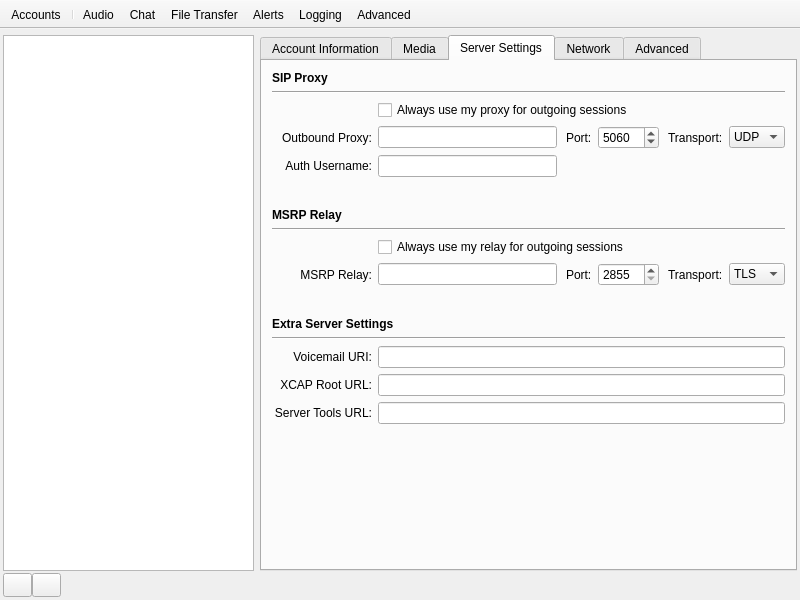
pol51/blink-qt, file resources/preferences.ui: the form before one commit.
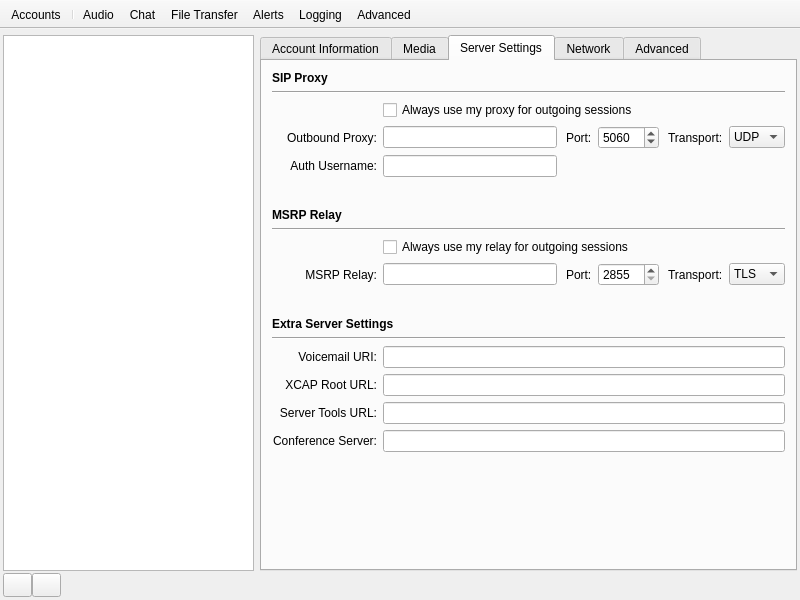
The form after the commit. The open tabs and pages were chosen to show the change. Icons and pictures are not drawn. Custom widgets are drawn as their Qt base class.

Commit message:
Added menu entry and dialog for joining a conference
Ignore-this: d1c51c62b80a24c9c25ed1b37120a2c2

darcs-hash:20110214125621-b22ec-ed2ed4b0f61a185cf189a44a0109d407d2ebb169

What changed in the file:
```diff
--- a/resources/preferences.ui
+++ b/resources/preferences.ui
@@ -546,7 +546,7 @@
              <widget class="QLabel" name="outbound_proxy_label">
               <property name="minimumSize">
                <size>
-                <width>100</width>
+                <width>105</width>
                 <height>0</height>
                </size>
               </property>
@@ -828,7 +828,7 @@
             <item row="15" column="1" colspan="5">
              <widget class="QLineEdit" name="server_tools_url_editor"/>
             </item>
-            <item row="16" column="0" colspan="6">
+            <item row="17" column="0" colspan="6">
              <spacer name="server_settings_spacer">
               <property name="orientation">
                <enum>Qt::Vertical</enum>
@@ -841,6 +841,19 @@
               </property>
              </spacer>
             </item>
+            <item row="16" column="0">
+             <widget class="QLabel" name="conference_server_label">
+              <property name="text">
+               <string>Conference Server:</string>
+              </property>
+              <property name="alignment">
+               <set>Qt::AlignRight|Qt::AlignTrailing|Qt::AlignVCenter</set>
+              </property>
+             </widget>
+            </item>
+            <item row="16" column="1" colspan="5">
+             <widget class="QLineEdit" name="conference_server_editor"/>
+            </item>
            </layout>
           </widget>
           <widget class="QWidget" name="network_tab">
@@ -2653,6 +2666,11 @@
   </action>
  </widget>
  <customwidgets>
+  <customwidget>
+   <class>LineEdit</class>
+   <extends>QLineEdit</extends>
+   <header>blink.widgets.lineedit</header>
+  </customwidget>
   <customwidget>
    <class>SIPPortEditor</class>
    <extends>QSpinBox</extends>
@@ -2663,11 +2681,6 @@
    <extends>QLineEdit</extends>
    <header>blink.widgets.lineedit</header>
   </customwidget>
-  <customwidget>
-   <class>LineEdit</class>
-   <extends>QLineEdit</extends>
-   <header>blink.widgets.lineedit</header>
-  </customwidget>
   <customwidget>
    <class>AccountListView</class>
    <extends>QListView</extends>
```
Left out of the diff: 4 changed lines with no effect on the pictures. The commit also changes 6 other files.
